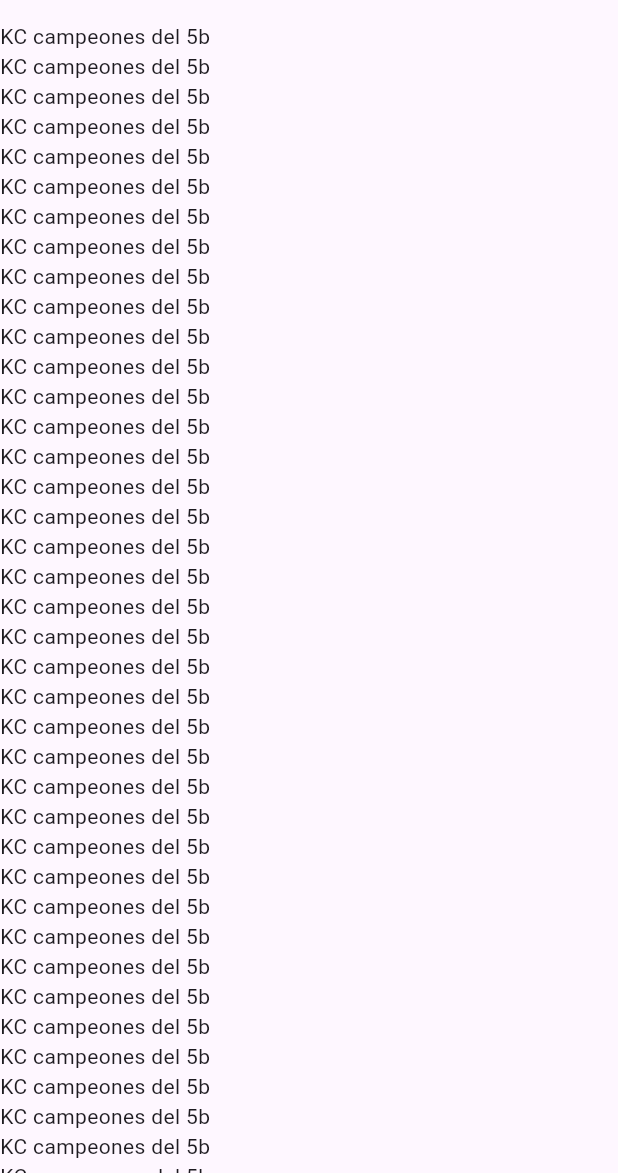
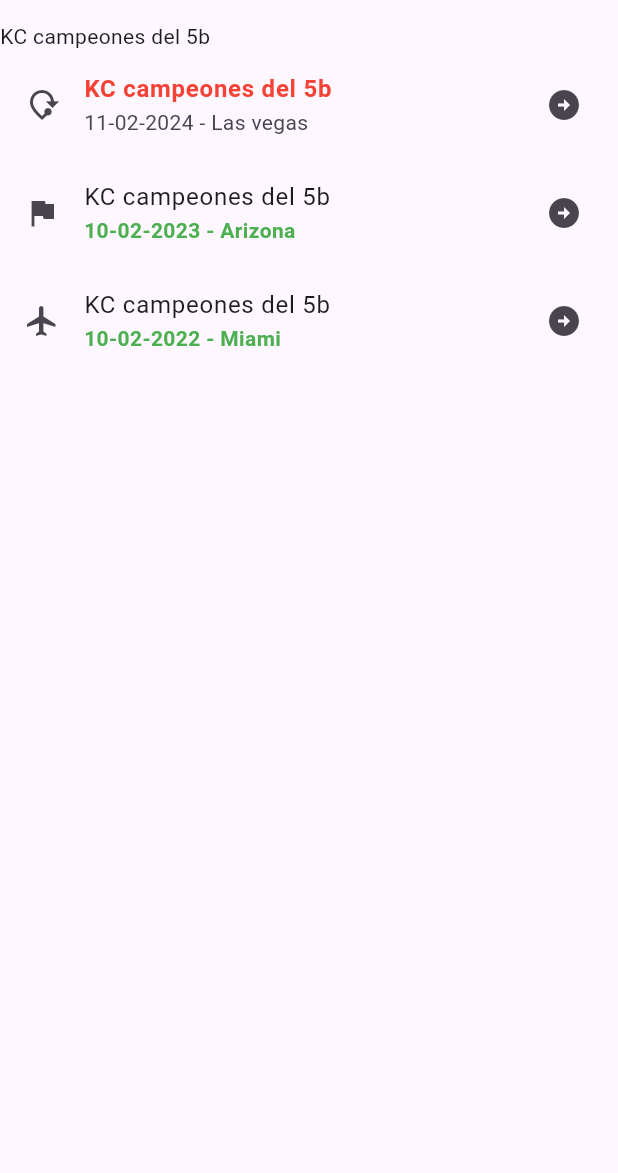
Before and after one commit to adrian5248/componentes_flutter, a Flutter app: the screen it shows after launch, on a phone screen of 412 x 824 dp, the part 63-1236 px from its top. Run offline on Flutter 3.47's test engine with Material 3 defaults, Android fonts, the phone set to English and light mode, and no system bars.

Commit message:
Adding ListTile to the ListView

```diff
--- a/lib/home_screen.dart
+++ b/lib/home_screen.dart
@@ -13,67 +13,40 @@ class HomeScreen extends StatelessWidget {
         body: ListView(
           children: const[
             Text('KC campeones del 5b'),
-            Text('KC campeones del 5b'),
-            Text('KC campeones del 5b'),
-            Text('KC campeones del 5b'),
-            Text('KC campeones del 5b'),
-            Text('KC campeones del 5b'),
-            Text('KC campeones del 5b'),
-            Text('KC campeones del 5b'),
-            Text('KC campeones del 5b'),
-            Text('KC campeones del 5b'),
-            Text('KC campeones del 5b'),
-            Text('KC campeones del 5b'),
-            Text('KC campeones del 5b'),
-            Text('KC campeones del 5b'),
-            Text('KC campeones del 5b'),
-            Text('KC campeones del 5b'),
-            Text('KC campeones del 5b'),
-            Text('KC campeones del 5b'),
-            Text('KC campeones del 5b'),
-            Text('KC campeones del 5b'),
-            Text('KC campeones del 5b'),
-            Text('KC campeones del 5b'),
-            Text('KC campeones del 5b'),
-            Text('KC campeones del 5b'),
-            Text('KC campeones del 5b'),
-            Text('KC campeones del 5b'),
-            Text('KC campeones del 5b'),
-            Text('KC campeones del 5b'),
-            Text('KC campeones del 5b'),
-            Text('KC campeones del 5b'),
-            Text('KC campeones del 5b'),
-            Text('KC campeones del 5b'),
-            Text('KC campeones del 5b'),
-            Text('KC campeones del 5b'),
-            Text('KC campeones del 5b'),
-            Text('KC campeones del 5b'),
-            Text('KC campeones del 5b'),
-            Text('KC campeones del 5b'),
-            Text('KC campeones del 5b'),
-            Text('KC campeones del 5b'),
-            Text('KC campeones del 5b'),
-            Text('KC campeones del 5b'),
-            Text('KC campeones del 5b'),
-            Text('KC campeones del 5b'),
-            Text('KC campeones del 5b'),
-            Text('KC campeones del 5b'),
-            Text('KC campeones del 5b'),
-            Text('KC campeones del 5b'),
-            Text('KC campeones del 5b'),
-            Text('KC campeones del 5b'),
-            Text('KC campeones del 5b'),
-            Text('KC campeones del 5b'),
-            Text('KC campeones del 5b'),
-            Text('KC campeones del 5b'),
-            Text('KC campeones del 5b'),
-            Text('KC campeones del 5b'),
-            Text('KC campeones del 5b'),
-            Text('KC campeones del 5b'),
-            Text('KC campeones del 5b'),
-            Text('KC campeones del 5b'),
+            ListTile(
+              // Este es un titulo
+              leading: Icon(Icons.mode_of_travel),
+              title: Text(
+                'KC campeones del 5b',
+                style: TextStyle(color: Colors.red, fontWeight: FontWeight.bold),
+                ),
+              subtitle: Text('11-02-2024 - Las vegas'),
+              trailing: Icon(Icons.arrow_circle_right),
+            ),
+            //Este es un subtitulo
+            ListTile(
+              leading: Icon(Icons.flag),
+              title: Text('KC campeones del 5b'),
+              subtitle: Text(
+                '10-02-2023 - Arizona',
+                style: TextStyle(color: Colors.green, fontWeight: FontWeight.bold),
+
+
+                ),
+              trailing: Icon(Icons.arrow_circle_right),
+
+            ),
+            ListTile(
+              leading: Icon(Icons.flight),
+              title: Text('KC campeones del 5b'),
+              subtitle: Text(
+                '10-02-2022 - Miami',
+                style: TextStyle(color: Colors.green, fontWeight: FontWeight.bold),
+                ),
+              trailing: Icon(Icons.arrow_circle_right),
+            ),
           ],
-        )
-      );
+        ),
+    );
   }
 }
```
